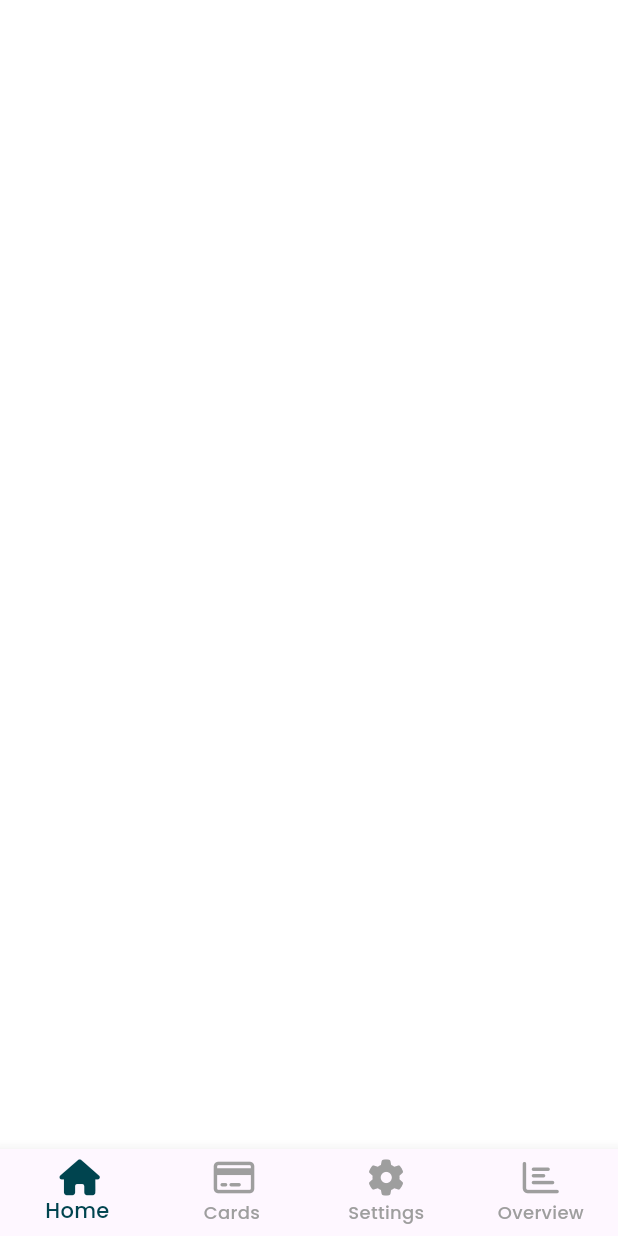
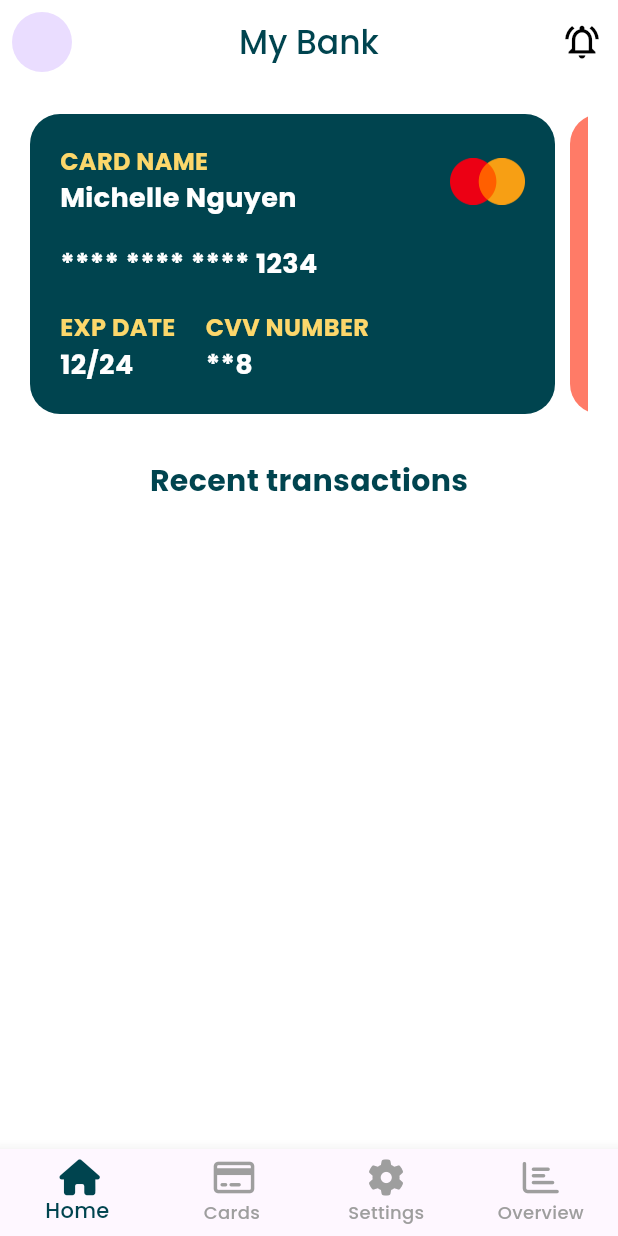
Before and after one commit to Michellehlcn/bank_app, a Flutter app: the screen it shows after launch, on a phone screen of 412 x 824 dp. Run offline on Flutter 3.47's test engine with Material 3 defaults, Android fonts, the phone set to English and light mode, and no system bars; our stand-ins replace font_awesome_flutter.

Commit message:
add details

```diff
--- /dev/null
+++ b/lib/constants/app_textstyle.dart
@@ -0,0 +1,24 @@
+import 'package:flutter/material.dart';
+import 'package:flutter/widgets.dart';
+import 'package:flutter_bank_app/constants/color_constants.dart';
+
+class AppTextStyle {
+  static const TextStyle MY_CARD_TITLE =
+  TextStyle(color: kThirdColor, fontWeight: FontWeight.w700, fontSize: 16);
+
+  static const TextStyle MY_CARD_SUBTITLE =
+  TextStyle(color: Colors.white, fontWeight: FontWeight.w700, fontSize: 18);
+
+  static const TextStyle BODY_TEXT = TextStyle(
+    color: kPrimaryColor, fontWeight: FontWeight.w700, fontSize: 20);
+
+  static const TextStyle LISTTILE_TITLE = TextStyle(
+    color: kPrimaryColor,
+    fontSize: 20,
+  );
+
+  static const TextStyle LISTTILE_SUB_TITLE = TextStyle(
+    color: Colors.grey,
+    fontSize: 15,
+  );
+}
--- a/lib/data/card_data.dart
+++ b/lib/data/card_data.dart
@@ -0,0 +1,35 @@
+import 'package:flutter/material.dart';
+import 'package:flutter_bank_app/constants/color_constants.dart';
+
+class CardModel {
+  String cardHolderName;
+  String cardNumber;
+  String expDate;
+  String cvv;
+  Color cardColor;
+
+  CardModel({
+    required this.cardHolderName,
+    required this.cardNumber,
+    required this.expDate,
+    required this.cvv,
+    required this.cardColor,
+  });
+}
+
+List<CardModel> myCards = [
+  CardModel(
+    cardHolderName: "Michelle Nguyen",
+    cardNumber: "**** **** **** 1234",
+    cvv: "**8",
+    expDate: "12/24",
+    cardColor: kPrimaryColor,
+  ),
+  CardModel(
+    cardHolderName: "Michelle Nguyen",
+    cardNumber: "**** **** **** 4321",
+    cvv: "**7",
+    expDate: "11/24",
+    cardColor: kSecondaryColor,
+  )
+];
--- a/lib/screens/base_screen.dart
+++ b/lib/screens/base_screen.dart
@@ -1,5 +1,7 @@
 import 'package:flutter/material.dart';
 import 'package:flutter_bank_app/constants/color_constants.dart';
+import 'package:flutter_bank_app/screens/card_screen.dart';
+import 'package:flutter_bank_app/screens/home_screen.dart';
 import 'package:font_awesome_flutter/font_awesome_flutter.dart';
 
 class BaseScreen extends StatefulWidget {
@@ -13,12 +15,13 @@ class _BaseScreenState extends State<BaseScreen> {
   int _selectedIndex = 0;
 
   static const List<Widget> _widgetOptions = [
-    const HomeScreen(),
-    const CardsScreen(),
+    HomeScreen(),
+    CardScreen(),
   ];
   @override
   Widget build(BuildContext context) {
     return Scaffold(
+      body: Center(child: _widgetOptions.elementAt(_selectedIndex)),
       bottomNavigationBar: BottomNavigationBar(
         type: BottomNavigationBarType.fixed,
         selectedItemColor: kPrimaryColor,
@@ -33,6 +36,12 @@ class _BaseScreenState extends State<BaseScreen> {
           BottomNavigationBarItem(
               icon: Icon(FontAwesomeIcons.chartBar), label: 'Overview'),
         ],
+        currentIndex: _selectedIndex,
+        onTap: (int index) {
+          setState(() {
+            _selectedIndex = index;
+          });
+        },
       ),
     );
   }
--- a/lib/screens/card_screen.dart
+++ b/lib/screens/card_screen.dart
@@ -0,0 +1,12 @@
+import 'package:flutter/material.dart';
+
+class CardScreen extends StatelessWidget {
+  const CardScreen({Key? key}): super(key: key);
+
+  @override
+  Widget build(BuildContext context) {
+    return Container (
+
+    );
+}
+}
--- a/lib/screens/home_screen.dart
+++ b/lib/screens/home_screen.dart
@@ -0,0 +1,66 @@
+import 'package:flutter/material.dart';
+import 'package:flutter_bank_app/constants/app_textstyle.dart';
+import 'package:flutter_bank_app/constants/color_constants.dart';
+import 'package:flutter_bank_app/data/card_data.dart';
+import 'package:flutter_bank_app/widgets/my_card.dart';
+
+class HomeScreen extends StatelessWidget {
+  const HomeScreen({Key? key}) : super(key: key);
+
+  @override
+  Widget build(BuildContext context) {
+    return Scaffold(
+        appBar: AppBar(
+          centerTitle: true,
+          title: const Text(
+            "My Bank",
+            style: TextStyle(fontFamily: "Poppins", color: kPrimaryColor),
+          ),
+          leading: const Padding(
+            padding: EdgeInsets.all(8.0),
+            child: CircleAvatar(
+                // backgroundImage:  NetworkImage("/assets/icons/mcard.png"),
+                ),
+          ),
+          actions: [
+            IconButton(
+                icon: const Icon(Icons.notifications_active_outlined,
+                    color: Colors.black, size: 27),
+                onPressed: () {}),
+          ],
+        ),
+        body: SingleChildScrollView(
+            physics: const ClampingScrollPhysics(),
+            child: Padding(
+                padding: const EdgeInsets.all(20),
+                child: Column(children: [
+                  Container(
+                    height: 200,
+                    child: ListView.separated(
+                      physics: ClampingScrollPhysics(),
+                      separatorBuilder: (context, index) {
+                        return SizedBox(width: 10);
+                      },
+                      itemCount: myCards.length,
+                      shrinkWrap: true,
+                      scrollDirection: Axis.horizontal,
+                      itemBuilder: (context, index) {
+                        return MyCard(
+                          card: myCards[index],
+                        );
+                      },
+                    ),
+                  ),
+                  SizedBox(
+                    height: 30,
+                  ),
+                  Text(
+                    "Recent transactions",
+                    style: AppTextStyle.BODY_TEXT,
+                  ),
+                  SizedBox(
+                    height: 15,
+                  ),
+                ]))));
+  }
+}
--- /dev/null
+++ b/lib/widgets/my_card.dart
@@ -0,0 +1,90 @@
+import 'package:flutter/material.dart';
+import 'package:flutter_bank_app/constants/app_textstyle.dart';
+import 'package:flutter_bank_app/data/card_data.dart';
+
+class MyCard extends StatelessWidget {
+  final CardModel card;
+  const MyCard({Key? key, required this.card}) : super(key: key);
+  @override
+  Widget build(BuildContext context) {
+    return Container(
+      padding: const EdgeInsets.all(20),
+      height: 200,
+      width: 350,
+      decoration: BoxDecoration(
+        color: card.cardColor,
+        borderRadius: BorderRadius.circular(20),
+      ),
+      child: Row(
+        crossAxisAlignment: CrossAxisAlignment.start,
+        mainAxisAlignment: MainAxisAlignment.spaceBetween,
+        children: [
+          Column(
+            crossAxisAlignment: CrossAxisAlignment.start,
+            mainAxisAlignment: MainAxisAlignment.spaceBetween,
+            children: [
+              Column(
+                crossAxisAlignment: CrossAxisAlignment.start,
+                children: [
+                  const Text(
+                    "CARD NAME",
+                    style: AppTextStyle.MY_CARD_TITLE,
+                  ),
+                  Text(
+                    card.cardHolderName,
+                    style: AppTextStyle.MY_CARD_SUBTITLE,
+                  )
+                ],
+              ),
+              Text(
+                card.cardNumber,
+                style: AppTextStyle.MY_CARD_SUBTITLE,
+              ),
+              Row(
+                children: [
+                  Column(
+                    crossAxisAlignment: CrossAxisAlignment.start,
+                    children: [
+                      const Text(
+                        "EXP DATE",
+                        style: AppTextStyle.MY_CARD_TITLE,
+                      ),
+                      Text(
+                        card.expDate,
+                        style: AppTextStyle.MY_CARD_SUBTITLE,
+                      ),
+                    ],
+                  ),
+                  const SizedBox(width: 20),
+                  Column(
+                    crossAxisAlignment: CrossAxisAlignment.start,
+                    children: [
+                      const Text(
+                        "CVV NUMBER",
+                        style: AppTextStyle.MY_CARD_TITLE,
+                      ),
+                      Text(
+                        card.cvv,
+                        style: AppTextStyle.MY_CARD_SUBTITLE,
+                      ),
+                    ],
+                  )
+                ],
+              ),
+            ],
+          ),
+          Column(
+            mainAxisAlignment: MainAxisAlignment.spaceBetween,
+            children: [
+              Container(
+                width: 50,
+                height: 50,
+                child: Image.asset('assets/icons/mcard.png'),
+              ),
+            ],
+          )
+        ],
+      ),
+    );
+  }
+}
```
Also changed, not shown: lib/widgets/transaction_card.dart (added).
